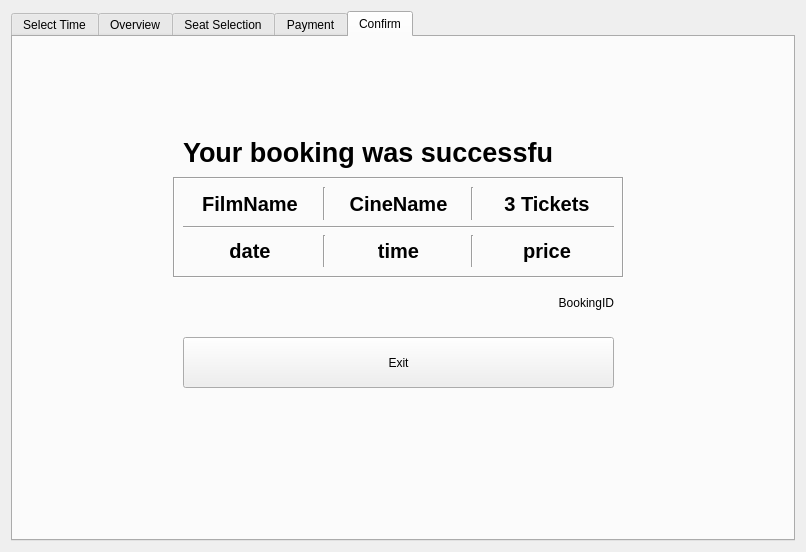
First picture: the form in payment.ui, repository fxlui/movietickets, before the edit.
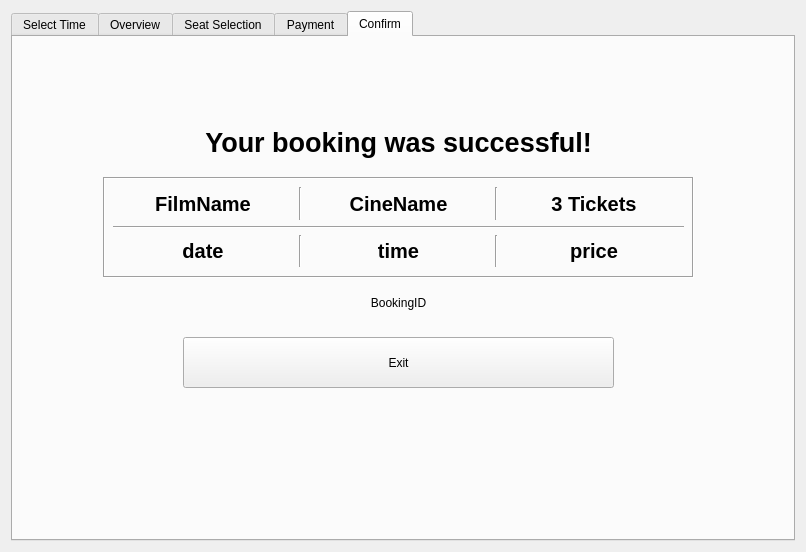
Second picture: the form after the edit.

```diff
--- a/payment.ui
+++ b/payment.ui
@@ -1771,9 +1771,9 @@
       <widget class="QWidget" name="gridLayoutWidget_7">
        <property name="geometry">
         <rect>
-         <x>170</x>
+         <x>100</x>
          <y>150</y>
-         <width>431</width>
+         <width>571</width>
          <height>80</height>
         </rect>
        </property>
@@ -1944,9 +1944,9 @@
       <widget class="QLabel" name="label_43">
        <property name="geometry">
         <rect>
-         <x>170</x>
-         <y>100</y>
-         <width>371</width>
+         <x>90</x>
+         <y>90</y>
+         <width>591</width>
          <height>31</height>
         </rect>
        </property>
@@ -1960,13 +1960,16 @@
        <property name="text">
         <string>Your booking was successful!</string>
        </property>
+       <property name="alignment">
+        <set>Qt::AlignCenter</set>
+       </property>
       </widget>
       <widget class="QLabel" name="bbidl">
        <property name="geometry">
         <rect>
-         <x>160</x>
+         <x>90</x>
          <y>250</y>
-         <width>441</width>
+         <width>591</width>
          <height>31</height>
         </rect>
        </property>
@@ -1974,7 +1977,7 @@
         <string>BookingID</string>
        </property>
        <property name="alignment">
-        <set>Qt::AlignRight|Qt::AlignTrailing|Qt::AlignVCenter</set>
+        <set>Qt::AlignCenter</set>
        </property>
       </widget>
       <widget class="QPushButton" name="backHomeX">
@@ -1993,9 +1996,9 @@
       <widget class="QLabel" name="label_44">
        <property name="geometry">
         <rect>
-         <x>160</x>
+         <x>90</x>
          <y>140</y>
-         <width>451</width>
+         <width>591</width>
          <height>101</height>
         </rect>
        </property>
```
Left out of the diff: 8 changed lines with no effect on the pictures.
